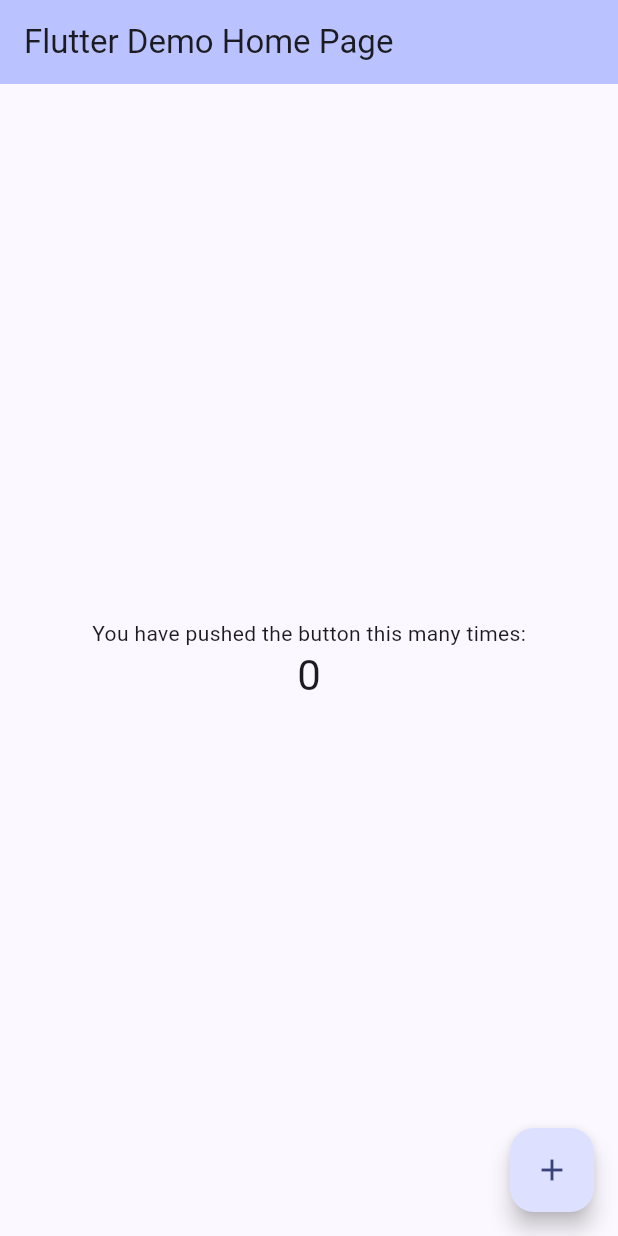
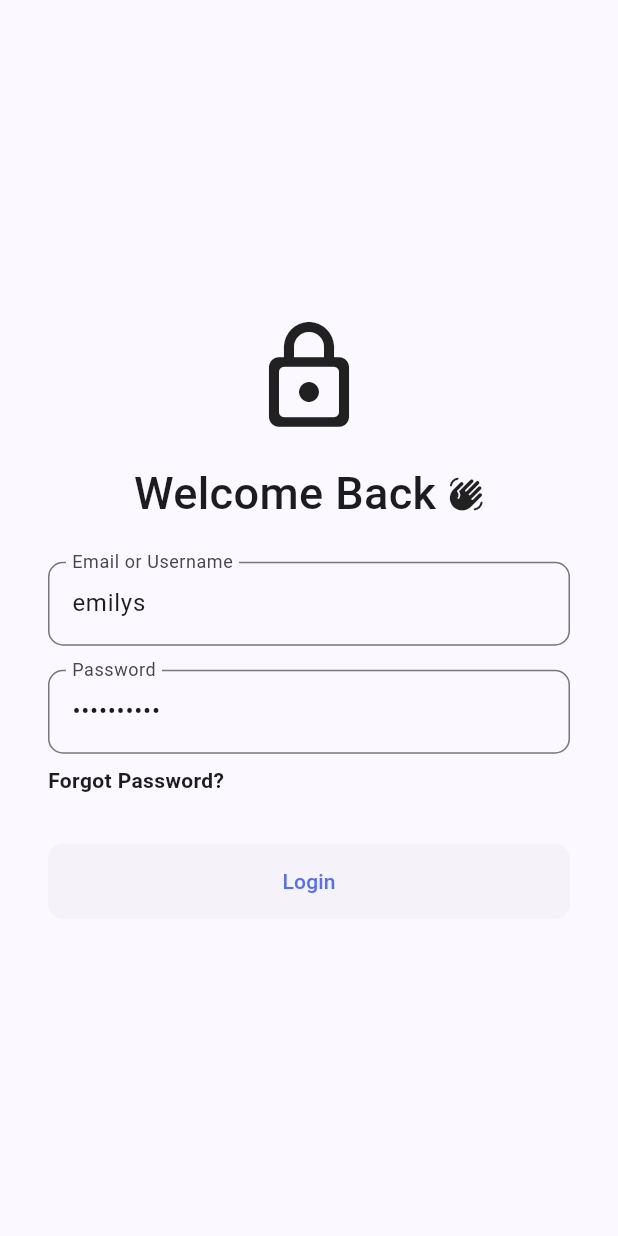
Before and after one commit to Abdelrahman-Mohamed121/Flutter-Todo-App, a Flutter app: the screen it shows after launch, on a phone screen of 412 x 824 dp. Run offline on Flutter 3.47's test engine with Material 3 defaults, Android fonts, the phone set to English and light mode, and no system bars; our stand-ins replace shared_preferences.

Commit message:
Add login functionality

```diff
--- a/lib/my_app.dart
+++ b/lib/my_app.dart
@@ -1,6 +1,7 @@
 import 'package:flutter/material.dart';
 import 'package:provider/provider.dart';
 import 'package:todo_app/providers/theme_provider.dart';
+import 'package:todo_app/screens/login_screen.dart';
 
 class MyApp extends StatelessWidget {
   final bool isDarkMode;
@@ -16,104 +17,21 @@ class MyApp extends StatelessWidget {
           : ThemeMode.light,
       theme: ThemeData(
         colorScheme: ColorScheme.fromSeed(
-            brightness: Brightness.light, seedColor: Colors.indigo),
+          brightness: Brightness.light,
+          seedColor: Colors.indigo,
+          primary: Colors.indigoAccent,
+        ),
         useMaterial3: true,
       ),
       darkTheme: ThemeData(
         colorScheme: ColorScheme.fromSeed(
-            brightness: Brightness.dark, seedColor: Colors.indigo),
+          brightness: Brightness.dark,
+          seedColor: Colors.indigo,
+          primary: Colors.indigoAccent,
+        ),
         useMaterial3: true,
       ),
-      home: const MyHomePage(title: 'Flutter Demo Home Page'),
+      home: LoginScreen(),
     );
   }
 }
-
-class MyHomePage extends StatefulWidget {
-  const MyHomePage({super.key, required this.title});
-
-  // This widget is the home page of your application. It is stateful, meaning
-  // that it has a State object (defined below) that contains fields that affect
-  // how it looks.
-
-  // This class is the configuration for the state. It holds the values (in this
-  // case the title) provided by the parent (in this case the App widget) and
-  // used by the build method of the State. Fields in a Widget subclass are
-  // always marked "final".
-
-  final String title;
-
-  @override
-  State<MyHomePage> createState() => _MyHomePageState();
-}
-
-class _MyHomePageState extends State<MyHomePage> {
-  int _counter = 0;
-
-  void _incrementCounter() {
-    context.read<ThemeProvider>().toggleTheme();
-    setState(() {
-      // This call to setState tells the Flutter framework that something has
-      // changed in this State, which causes it to rerun the build method below
-      // so that the display can reflect the updated values. If we changed
-      // _counter without calling setState(), then the build method would not be
-      // called again, and so nothing would appear to happen.
-      _counter++;
-    });
-  }
-
-  @override
-  Widget build(BuildContext context) {
-    // This method is rerun every time setState is called, for instance as done
-    // by the _incrementCounter method above.
-    //
-    // The Flutter framework has been optimized to make rerunning build methods
-    // fast, so that you can just rebuild anything that needs updating rather
-    // than having to individually change instances of widgets.
-    return Scaffold(
-      appBar: AppBar(
-        // TRY THIS: Try changing the color here to a specific color (to
-        // Colors.amber, perhaps?) and trigger a hot reload to see the AppBar
-        // change color while the other colors stay the same.
-        backgroundColor: Theme.of(context).colorScheme.inversePrimary,
-        // Here we take the value from the MyHomePage object that was created by
-        // the App.build method, and use it to set our appbar title.
-        title: Text(widget.title),
-      ),
-      body: Center(
-        // Center is a layout widget. It takes a single child and positions it
-        // in the middle of the parent.
-        child: Column(
-          // Column is also a layout widget. It takes a list of children and
-          // arranges them vertically. By default, it sizes itself to fit its
-          // children horizontally, and tries to be as tall as its parent.
-          //
-          // Column has various properties to control how it sizes itself and
-          // how it positions its children. Here we use mainAxisAlignment to
-          // center the children vertically; the main axis here is the vertical
-          // axis because Columns are vertical (the cross axis would be
-          // horizontal).
-          //
-          // TRY THIS: Invoke "debug painting" (choose the "Toggle Debug Paint"
-          // action in the IDE, or press "p" in the console), to see the
-          // wireframe for each widget.
-          mainAxisAlignment: MainAxisAlignment.center,
-          children: <Widget>[
-            const Text(
-              'You have pushed the button this many times:',
-            ),
-            Text(
-              '$_counter',
-              style: Theme.of(context).textTheme.headlineMedium,
-            ),
-          ],
-        ),
-      ),
-      floatingActionButton: FloatingActionButton(
-        onPressed: _incrementCounter,
-        tooltip: 'Increment',
-        child: const Icon(Icons.add),
-      ), // This trailing comma makes auto-formatting nicer for build methods.
-    );
-  }
-}
--- /dev/null
+++ b/lib/screens/home_screen.dart
@@ -0,0 +1,10 @@
+import 'package:flutter/material.dart';
+
+class HomeScreen extends StatelessWidget {
+  const HomeScreen({super.key});
+
+  @override
+  Widget build(BuildContext context) {
+    return const Placeholder();
+  }
+}
--- /dev/null
+++ b/lib/screens/login_screen.dart
@@ -0,0 +1,153 @@
+import 'dart:convert';
+
+import 'package:flutter/material.dart';
+import 'package:todo_app/screens/home_screen.dart';
+import 'package:todo_app/utils/constants.dart';
+import 'package:todo_app/utils/validator.dart';
+import 'package:http/http.dart' as http;
+
+class LoginScreen extends StatelessWidget {
+  final _formKey = GlobalKey<FormState>();
+  final TextEditingController _usernameController =
+      TextEditingController(text: 'emilys');
+  final TextEditingController _passwordController =
+      TextEditingController(text: 'emilyspass');
+
+  LoginScreen({super.key});
+
+  // Handle form submission
+  void onLoginClick(BuildContext context) async {
+    if (_formKey.currentState?.validate() ?? false) {
+      // If the form is valid, make the POST request
+      var url = Uri.parse('https://dummyjson.com/auth/login');
+      var response = await http.post(
+        url,
+        headers: {
+          'Content-Type': 'application/json',
+        },
+        body: jsonEncode({
+          'username': _usernameController.text,
+          'password': _passwordController.text,
+        }),
+      );
+      if (response.statusCode == 200 && context.mounted) {
+        ScaffoldMessenger.of(context).clearSnackBars();
+        ScaffoldMessenger.of(context).showSnackBar(SnackBar(
+          content: Text('Login Successful'),
+          backgroundColor: Colors.green,
+        ));
+        if (context.mounted) {
+          Navigator.pushReplacement(
+            context,
+            MaterialPageRoute(builder: (context) => HomeScreen()),
+          );
+        }
+      } else if (context.mounted) {
+        ScaffoldMessenger.of(context).clearSnackBars();
+        ScaffoldMessenger.of(context).showSnackBar(SnackBar(
+          content: Text('Invalid Credentials'),
+          backgroundColor: Colors.red,
+        ));
+      }
+    } else {
+      ScaffoldMessenger.of(context).clearSnackBars();
+      ScaffoldMessenger.of(context).showSnackBar(
+          SnackBar(content: Text('Please fill in all fields correctly')));
+    }
+  }
+
+  @override
+  Widget build(BuildContext context) {
+    return Scaffold(
+      body: Center(
+        child: SingleChildScrollView(
+          clipBehavior: Clip.none,
+          child: Padding(
+            padding: defaultPadding,
+            child: Container(
+              padding: defaultPadding,
+              decoration: BoxDecoration(
+                  color: Theme.of(context).cardColor,
+                  borderRadius: defaultBorder),
+              child: Column(
+                mainAxisAlignment: MainAxisAlignment.center,
+                crossAxisAlignment: CrossAxisAlignment.center,
+                children: [
+                  Icon(Icons.lock_outline_rounded, size: 80),
+                  defaultVerticalSizedBox,
+                  const Row(
+                    mainAxisAlignment: MainAxisAlignment.center,
+                    children: [
+                      Text(
+                        "Welcome Back",
+                        style: TextStyle(
+                          fontSize: 30.0,
+                          fontWeight: FontWeight.w500,
+                        ),
+                      ),
+                      defaultHorizontalSizedBox,
+                      Icon(Icons.waving_hand_rounded),
+                    ],
+                  ),
+                  defaultVerticalSizedBox,
+                  Form(
+                    key: _formKey,
+                    child: Column(
+                      crossAxisAlignment: CrossAxisAlignment.start,
+                      children: [
+                        smallVerticalSizedBox,
+                        TextFormField(
+                          controller: _usernameController,
+                          validator: Validator.validateUsername,
+                          decoration: InputDecoration(
+                            border:
+                                OutlineInputBorder(borderRadius: defaultBorder),
+                            labelText: "Email or Username",
+                          ),
+                        ),
+                        defaultVerticalSizedBox,
+                        TextFormField(
+                          obscureText: true,
+                          controller: _passwordController,
+                          validator: Validator.validateUsername,
+                          decoration: InputDecoration(
+                            border:
+                                OutlineInputBorder(borderRadius: defaultBorder),
+                            labelText: "Password",
+                          ),
+                        ),
+                        smallVerticalSizedBox,
+                        GestureDetector(
+                          onTap: () {},
+                          child: Text(
+                            "Forgot Password?",
+                            style: TextStyle(
+                              fontWeight: FontWeight.bold,
+                            ),
+                          ),
+                        ),
+                        SizedBox(height: 32),
+                        ElevatedButton(
+                          style: ElevatedButton.styleFrom(
+                            shape: RoundedRectangleBorder(
+                                borderRadius: defaultBorder),
+                            elevation: 0.0,
+                            minimumSize: Size(double.infinity, 50.0),
+                          ),
+                          onPressed: () {
+                            onLoginClick(context);
+                          },
+                          child: Text('Login'),
+                        ),
+                      ],
+                    ),
+                  ),
+                ],
+              ),
+            ),
+          ),
+        ),
+      ),
+    );
+  }
+}
--- /dev/null
+++ b/lib/utils/constants.dart
@@ -0,0 +1,11 @@
+import 'package:flutter/material.dart';
+
+const defaultVerticalSizedBox = SizedBox(height: 16.0);
+const smallVerticalSizedBox = SizedBox(height: 8.0);
+
+const largeHorizontalSizedBox = SizedBox(width: 16.0);
+const defaultHorizontalSizedBox = SizedBox(width: 8.0);
+
+const defaultPadding = EdgeInsets.all(16.0);
+
+const BorderRadius defaultBorder = BorderRadius.all(Radius.circular(10.0));
--- /dev/null
+++ b/lib/utils/validator.dart
@@ -0,0 +1,15 @@
+class Validator {
+  static String? validateUsername(String? value) {
+    if (value == null || value.isEmpty) {
+      return 'Please enter a username';
+    }
+    return null;
+  }
+
+  static String? validatePassword(String? value) {
+    if (value == null || value.isEmpty) {
+      return 'Please enter a password';
+    }
+    return null;
+  }
+}
```
